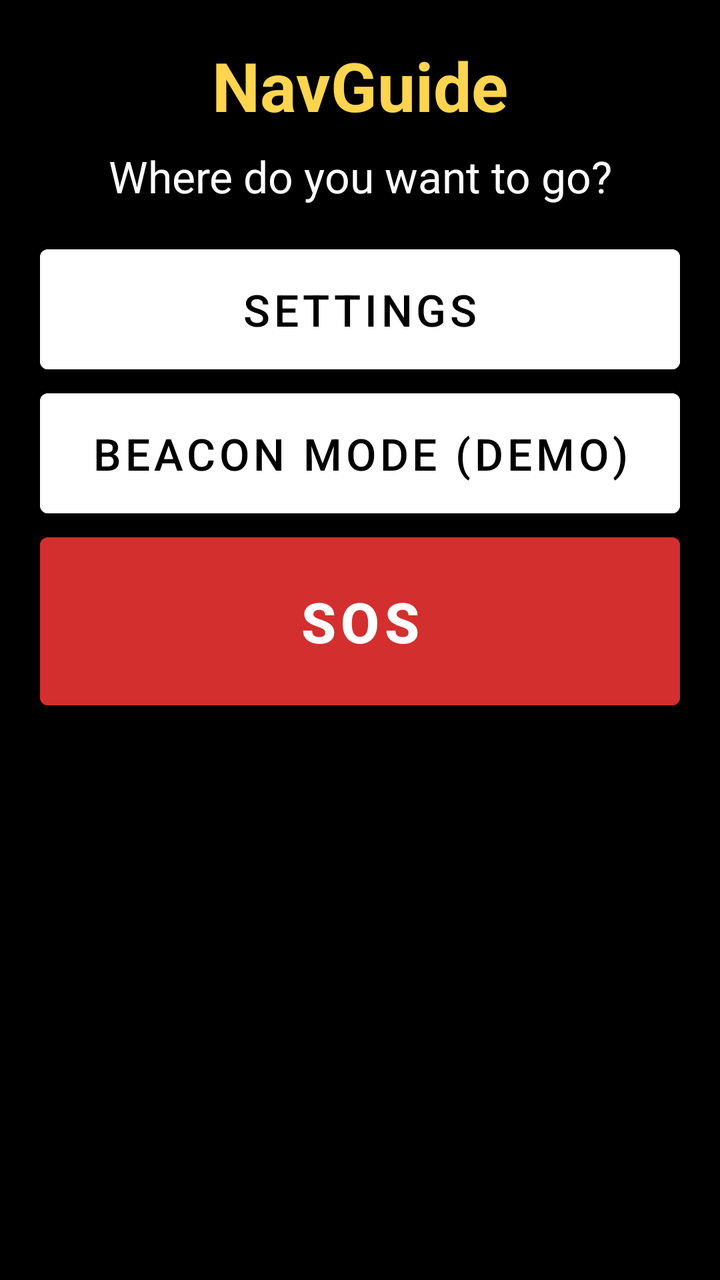
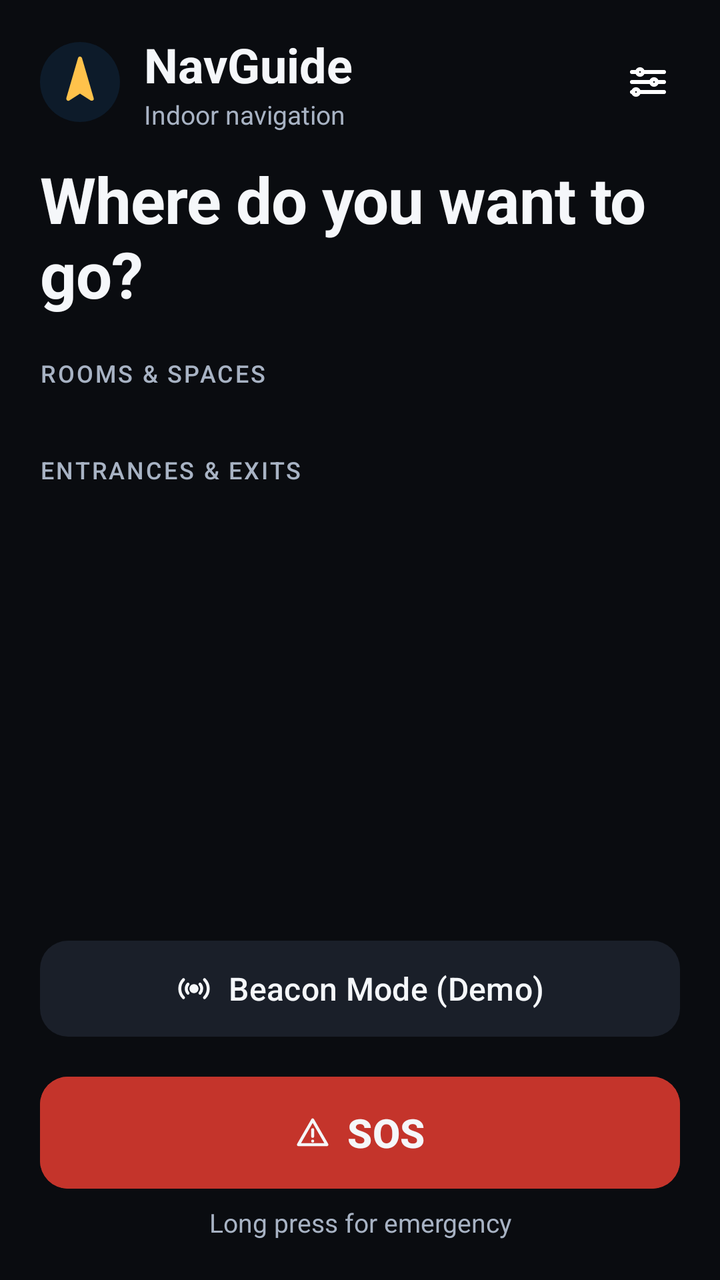

Before-and-after screenshots of an Android layout around one commit, followed by the original layout XML and the change that was made.
<!-- AndroidManifest.xml: application theme Theme.NavGuide -->
<!-- res/layout/activity_main.xml -->
<?xml version="1.0" encoding="utf-8"?>
<ScrollView xmlns:android="http://schemas.android.com/apk/res/android"
    android:layout_width="match_parent"
    android:layout_height="match_parent"
    android:background="@color/black"
    android:fillViewport="true">

    <LinearLayout
        android:layout_width="match_parent"
        android:layout_height="wrap_content"
        android:orientation="vertical"
        android:padding="20dp">

        <TextView
            android:layout_width="match_parent"
            android:layout_height="wrap_content"
            android:text="@string/app_name"
            android:textColor="@color/yellow"
            android:textSize="34sp"
            android:textStyle="bold"
            android:gravity="center"
            android:layout_marginBottom="8dp" />

        <TextView
            android:layout_width="match_parent"
            android:layout_height="wrap_content"
            android:text="@string/main_where_to"
            android:textColor="@color/white"
            android:textSize="22sp"
            android:gravity="center"
            android:layout_marginBottom="16dp" />

        <LinearLayout
            android:id="@+id/llDestinations"
            android:layout_width="match_parent"
            android:layout_height="wrap_content"
            android:orientation="vertical" />

        <Button
            android:id="@+id/btnSettings"
            android:layout_width="match_parent"
            android:layout_height="72dp"
            android:text="@string/btn_settings"
            android:textSize="22sp"
            android:backgroundTint="@color/white"
            android:textColor="@color/black"
            android:contentDescription="@string/btn_settings" />

        <Button
            android:id="@+id/btnBeaconMode"
            android:layout_width="match_parent"
            android:layout_height="72dp"
            android:text="@string/btn_beacon_mode"
            android:textSize="22sp"
            android:backgroundTint="@color/white"
            android:textColor="@color/black"
            android:contentDescription="@string/btn_beacon_mode" />

        <Button
            android:id="@+id/btnSos"
            android:layout_width="match_parent"
            android:layout_height="96dp"
            android:text="@string/btn_sos"
            android:textSize="28sp"
            android:textStyle="bold"
            android:backgroundTint="@color/danger_red"
            android:textColor="@color/white"
            android:contentDescription="@string/sos_desc" />

    </LinearLayout>
</ScrollView>
<!-- resources referenced by this layout -->
<resources>
  <color name="black">#FF000000</color>
  <color name="danger_red">#FFD32F2F</color>
  <color name="white">#FFFFFFFF</color>
  <color name="yellow">#FFFFD54F</color>
  <style name="Theme.NavGuide" parent="Theme.MaterialComponents.DayNight.NoActionBar">
          <item name="colorPrimary">@color/yellow</item>
          <item name="colorPrimaryVariant">@color/yellow</item>
          <item name="colorOnPrimary">@color/black</item>
          <item name="colorSecondary">@color/yellow</item>
          <item name="colorSecondaryVariant">@color/yellow</item>
          <item name="colorOnSecondary">@color/black</item>
          <item name="android:windowBackground">@color/black</item>
          <item name="android:statusBarColor">@color/black</item>
          <item name="android:navigationBarColor">@color/black</item>
          <item name="android:textColorPrimary">@color/white</item>
          <item name="android:textColorSecondary">@color/text_secondary</item>
          <item name="colorOnSurface">@color/white</item>
          <item name="colorSurface">@color/dark_gray</item>
      </style>
  <color name="text_secondary">#FFBDBDBD</color>
  <color name="dark_gray">#FF1C1C1C</color>
  <!-- unchanged entries left out for length: 6 -->
</resources>

<!-- the commit's change to res/layout/activity_main.xml (unified diff, before → after) -->
@@ -1,71 +1,156 @@
 <?xml version="1.0" encoding="utf-8"?>
-<ScrollView xmlns:android="http://schemas.android.com/apk/res/android"
+<LinearLayout xmlns:android="http://schemas.android.com/apk/res/android"
+    xmlns:app="http://schemas.android.com/apk/res-auto"
     android:layout_width="match_parent"
-    android:layout_height="match_parent"
-    android:background="@color/black"
-    android:fillViewport="true">
+    android:layout_height="wrap_content"
+    android:orientation="vertical"
+    android:background="@color/bg">
 
+    
+    <LinearLayout
+        android:layout_width="match_parent"
+        android:layout_height="wrap_content"
+        android:orientation="horizontal"
+        android:gravity="center_vertical"
+        android:paddingStart="@dimen/screen_pad"
+        android:paddingEnd="@dimen/space_12"
+        android:paddingTop="@dimen/space_16"
+        android:paddingBottom="@dimen/space_12">
+
+        <ImageView
+            android:id="@+id/imgLogo"
+            android:layout_width="40dp"
+            android:layout_height="40dp"
+            android:src="@drawable/ic_logo"
+            android:importantForAccessibility="no" />
+
+        <LinearLayout
+            android:layout_width="0dp"
+            android:layout_height="wrap_content"
+            android:layout_weight="1"
+            android:orientation="vertical"
+            android:layout_marginStart="@dimen/space_12">
+
+            <TextView
+                android:id="@+id/tvAppName"
+                android:layout_width="wrap_content"
+                android:layout_height="wrap_content"
+                android:text="@string/app_name"
+                android:textAppearance="@style/TextAppearance.NavGuide.Title" />
+
+            <TextView
+                android:id="@+id/tvMapName"
+                android:layout_width="wrap_content"
+                android:layout_height="wrap_content"
+                android:text="@string/main_subtitle"
+                android:textAppearance="@style/TextAppearance.NavGuide.Caption" />
+        </LinearLayout>
+
+        <ImageButton
+            android:id="@+id/btnSettings"
+            android:layout_width="48dp"
+            android:layout_height="48dp"
+            android:src="@drawable/ic_settings"
+            android:background="?attr/selectableItemBackgroundBorderless"
+            android:contentDescription="@string/btn_settings" />
+    </LinearLayout>
+
+    
+    <ScrollView
+        android:layout_width="match_parent"
+        android:layout_height="0dp"
+        android:layout_weight="1"
+        android:fillViewport="true">
+
+        <LinearLayout
+            android:layout_width="match_parent"
+            android:layout_height="wrap_content"
+            android:orientation="vertical"
+            android:paddingStart="@dimen/screen_pad"
+            android:paddingEnd="@dimen/screen_pad"
+            android:paddingBottom="@dimen/space_16">
+
+            <TextView
+                android:layout_width="match_parent"
+                android:layout_height="wrap_content"
+                android:text="@string/main_where_to"
+                android:textAppearance="@style/TextAppearance.NavGuide.Display"
+                android:layout_marginBottom="@dimen/space_20" />
+
+            <TextView
+                android:layout_width="match_parent"
+                android:layout_height="wrap_content"
+                android:text="@string/section_rooms"
+                android:textAppearance="@style/TextAppearance.NavGuide.Label"
+                android:layout_marginBottom="@dimen/space_8" />
+
+            <LinearLayout
+                android:id="@+id/llRooms"
+                android:layout_width="match_parent"
+                android:layout_height="wrap_content"
+                android:orientation="vertical" />
+
+            <TextView
+                android:layout_width="match_parent"
+                android:layout_height="wrap_content"
+                android:text="@string/section_access"
+                android:textAppearance="@style/TextAppearance.NavGuide.Label"
+                android:layout_marginTop="@dimen/space_24"
+                android:layout_marginBottom="@dimen/space_8" />
+
+            <LinearLayout
+                android:id="@+id/llAccess"
+                android:layout_width="match_parent"
+                android:layout_height="wrap_content"
+                android:orientation="vertical" />
+        </LinearLayout>
+    </ScrollView>
+
+    
     <LinearLayout
         android:layout_width="match_parent"
         android:layout_height="wrap_content"
         android:orientation="vertical"
-        android:padding="20dp">
-
-        <TextView
-            android:layout_width="match_parent"
-            android:layout_height="wrap_content"
-            android:text="@string/app_name"
-            android:textColor="@color/yellow"
-            android:textSize="34sp"
-            android:textStyle="bold"
-            android:gravity="center"
-            android:layout_marginBottom="8dp" />
-
-        <TextView
-            android:layout_width="match_parent"
-            android:layout_height="wrap_content"
-            android:text="@string/main_where_to"
-            android:textColor="@color/white"
-            android:textSize="22sp"
-            android:gravity="center"
-            android:layout_marginBottom="16dp" />
-
-        <LinearLayout
-            android:id="@+id/llDestinations"
-            android:layout_width="match_parent"
-            android:layout_height="wrap_content"
-            android:orientation="vertical" />
-
-        <Button
-            android:id="@+id/btnSettings"
-            android:layout_width="match_parent"
-            android:layout_height="72dp"
-            android:text="@string/btn_settings"
-            android:textSize="22sp"
-            android:backgroundTint="@color/white"
-            android:textColor="@color/black"
-            android:contentDescription="@string/btn_settings" />
+        android:paddingStart="@dimen/screen_pad"
+        android:paddingEnd="@dimen/screen_pad"
+        android:paddingTop="@dimen/space_12"
+        android:paddingBottom="@dimen/space_20">
 
         <Button
             android:id="@+id/btnBeaconMode"
+            style="@style/Widget.Material3.Button.TonalButton"
             android:layout_width="match_parent"
-            android:layout_height="72dp"
+            android:layout_height="@dimen/button_height"
             android:text="@string/btn_beacon_mode"
-            android:textSize="22sp"
-            android:backgroundTint="@color/white"
-            android:textColor="@color/black"
+            android:textSize="16sp"
+            app:cornerRadius="@dimen/radius_medium"
+            app:icon="@drawable/ic_beacon"
+            app:iconGravity="textStart"
             android:contentDescription="@string/btn_beacon_mode" />
 
         <Button
             android:id="@+id/btnSos"
             android:layout_width="match_parent"
-            android:layout_height="96dp"
+            android:layout_height="@dimen/button_height_hero"
+            android:layout_marginTop="@dimen/space_12"
             android:text="@string/btn_sos"
-            android:textSize="28sp"
+            android:textSize="20sp"
             android:textStyle="bold"
-            android:backgroundTint="@color/danger_red"
+            android:backgroundTint="@color/danger_fill"
             android:textColor="@color/white"
+            app:cornerRadius="@dimen/radius_medium"
+            app:icon="@drawable/ic_sos"
+            app:iconGravity="textStart"
+            app:iconTint="@color/white"
             android:contentDescription="@string/sos_desc" />
 
+        <TextView
+            android:layout_width="match_parent"
+            android:layout_height="wrap_content"
+            android:text="@string/sos_hint"
+            android:textAppearance="@style/TextAppearance.NavGuide.Caption"
+            android:gravity="center"
+            android:layout_marginTop="@dimen/space_4" />
     </LinearLayout>
-</ScrollView>
+
+</LinearLayout>
<!-- resource entries referenced after the edit -->
@@ -1,26 +1,170 @@
 <!-- resources referenced by this layout -->
 <resources>
-  <color name="black">#FF000000</color>
-  <color name="danger_red">#FFD32F2F</color>
-  <color name="white">#FFFFFFFF</color>
-  <color name="yellow">#FFFFD54F</color>
-  <style name="Theme.NavGuide" parent="Theme.MaterialComponents.DayNight.NoActionBar">
-          <item name="colorPrimary">@color/yellow</item>
-          <item name="colorPrimaryVariant">@color/yellow</item>
-          <item name="colorOnPrimary">@color/black</item>
-          <item name="colorSecondary">@color/yellow</item>
-          <item name="colorSecondaryVariant">@color/yellow</item>
-          <item name="colorOnSecondary">@color/black</item>
-          <item name="android:windowBackground">@color/black</item>
-          <item name="android:statusBarColor">@color/black</item>
-          <item name="android:navigationBarColor">@color/black</item>
-          <item name="android:textColorPrimary">@color/white</item>
-          <item name="android:textColorSecondary">@color/text_secondary</item>
-          <item name="colorOnSurface">@color/white</item>
-          <item name="colorSurface">@color/dark_gray</item>
+  <color name="bg">#0A0C10</color>
+  <color name="danger_fill">#C4342B</color>
+  <color name="white">#FFF5F7FA</color>
+  <dimen name="button_height">56dp</dimen>
+  <dimen name="button_height_hero">64dp</dimen>
+  <dimen name="radius_medium">14dp</dimen>
+  <dimen name="screen_pad">20dp</dimen>
+  <dimen name="space_12">12dp</dimen>
+  <dimen name="space_16">16dp</dimen>
+  <dimen name="space_20">20dp</dimen>
+  <dimen name="space_24">24dp</dimen>
+  <dimen name="space_4">4dp</dimen>
+  <dimen name="space_8">8dp</dimen>
+  <!-- drawable ic_beacon (drawable) -->
+  <?xml version="1.0" encoding="utf-8"?>
+  <vector xmlns:android="http://schemas.android.com/apk/res/android"
+      android:width="24dp" android:height="24dp"
+      android:viewportWidth="24" android:viewportHeight="24">
+      <path
+          android:pathData="M11.99 10 a2 2 0 1 1 -0.01 0"
+          android:strokeColor="#FFFFFF" android:strokeWidth="2"
+          android:fillColor="#FFFFFF" />
+      <path
+          android:pathData="M8 9 a4.5 4.5 0 0 0 0 6 M16 9 a4.5 4.5 0 0 1 0 6"
+          android:strokeColor="#FFFFFF" android:strokeWidth="2"
+          android:strokeLineCap="round"
+          android:fillColor="@android:color/transparent" />
+      <path
+          android:pathData="M5 6 a8.5 8.5 0 0 0 0 12 M19 6 a8.5 8.5 0 0 1 0 12"
+          android:strokeColor="#FFFFFF" android:strokeWidth="2"
+          android:strokeLineCap="round"
+          android:fillColor="@android:color/transparent" />
+  </vector>
+  <!-- drawable ic_logo (drawable) -->
+  <?xml version="1.0" encoding="utf-8"?>
+  <vector xmlns:android="http://schemas.android.com/apk/res/android"
+      android:width="40dp" android:height="40dp"
+      android:viewportWidth="48" android:viewportHeight="48">
+      <path
+          android:pathData="M24 0 A24 24 0 1 1 23.99 0 Z"
+          android:fillColor="#0D1B2A" />
+      <path
+          android:pathData="M24 10 L31 34 L24 29.5 L17 34 Z"
+          android:strokeColor="#FFC24B" android:strokeWidth="2.5"
+          android:strokeLineJoin="round"
+          android:fillColor="#FFC24B" />
+  </vector>
+  <!-- drawable ic_settings (drawable) -->
+  <?xml version="1.0" encoding="utf-8"?>
+  <vector xmlns:android="http://schemas.android.com/apk/res/android"
+      android:width="24dp" android:height="24dp"
+      android:viewportWidth="24" android:viewportHeight="24">
+      <path
+          android:pathData="M4 7 h16 M4 12 h16 M4 17 h16"
+          android:strokeColor="#FFFFFF" android:strokeWidth="2"
+          android:strokeLineCap="round"
+          android:fillColor="@android:color/transparent" />
+      <path
+          android:pathData="M9.4 7 a1.4 1.4 0 1 1 -2.8 0 a1.4 1.4 0 1 1 2.8 0 M16.4 12 a1.4 1.4 0 1 1 -2.8 0 a1.4 1.4 0 1 1 2.8 0 M7.4 17 a1.4 1.4 0 1 1 -2.8 0 a1.4 1.4 0 1 1 2.8 0"
+          android:strokeColor="#FFFFFF" android:strokeWidth="2"
+          android:fillColor="@color/bg" />
+  </vector>
+  <!-- drawable ic_sos (drawable) -->
+  <?xml version="1.0" encoding="utf-8"?>
+  <vector xmlns:android="http://schemas.android.com/apk/res/android"
+      android:width="24dp" android:height="24dp"
+      android:viewportWidth="24" android:viewportHeight="24">
+      <path
+          android:pathData="M12 3.5 L21.5 20 H2.5 Z"
+          android:strokeColor="#FFFFFF" android:strokeWidth="2"
+          android:strokeLineCap="round" android:strokeLineJoin="round"
+          android:fillColor="@android:color/transparent" />
+      <path
+          android:pathData="M12 10 v4.5 M12 17.6 l0.01 0"
+          android:strokeColor="#FFFFFF" android:strokeWidth="2"
+          android:strokeLineCap="round"
+          android:fillColor="@android:color/transparent" />
+  </vector>
+  <string name="main_subtitle">Indoor navigation</string>
+  <string name="section_access">Entrances &amp; exits</string>
+  <string name="section_rooms">Rooms &amp; spaces</string>
+  <string name="sos_hint">Long press for emergency</string>
+  <style name="TextAppearance.NavGuide.Caption" parent="android:TextAppearance">
+          <item name="android:fontFamily">sans-serif</item>
+          <item name="android:textSize">13sp</item>
+          <item name="android:textColor">@color/text_secondary</item>
       </style>
-  <color name="text_secondary">#FFBDBDBD</color>
-  <color name="dark_gray">#FF1C1C1C</color>
+  <style name="TextAppearance.NavGuide.Display" parent="android:TextAppearance">
+          <item name="android:fontFamily">sans-serif</item>
+          <item name="android:textSize">32sp</item>
+          <item name="android:textStyle">bold</item>
+          <item name="android:letterSpacing">-0.01</item>
+          <item name="android:textColor">@color/text_primary</item>
+      </style>
+  <style name="TextAppearance.NavGuide.Label" parent="android:TextAppearance">
+          <item name="android:fontFamily">sans-serif-medium</item>
+          <item name="android:textSize">12sp</item>
+          <item name="android:letterSpacing">0.08</item>
+          <item name="android:textAllCaps">true</item>
+          <item name="android:textColor">@color/text_secondary</item>
+      </style>
+  <style name="TextAppearance.NavGuide.Title" parent="android:TextAppearance">
+          <item name="android:fontFamily">sans-serif</item>
+          <item name="android:textSize">24sp</item>
+          <item name="android:textStyle">bold</item>
+          <item name="android:textColor">@color/text_primary</item>
+      </style>
+  <style name="Theme.NavGuide" parent="Theme.Material3.DayNight.NoActionBar">
+          
+          <item name="colorPrimary">@color/amber</item>
+          <item name="colorOnPrimary">@color/text_on_accent</item>
+          <item name="colorPrimaryContainer">@color/amber_container</item>
+          <item name="colorOnPrimaryContainer">@color/amber_on_container</item>
+  
+          
+          <item name="colorSecondary">@color/text_secondary</item>
+          <item name="colorOnSecondary">@color/bg</item>
+          <item name="colorSecondaryContainer">@color/surface_variant</item>
+          <item name="colorOnSecondaryContainer">@color/text_primary</item>
+  
+          
+          <item name="android:windowBackground">@color/bg</item>
+          <item name="colorSurface">@color/surface</item>
+          <item name="colorOnSurface">@color/text_primary</item>
+          <item name="colorSurfaceVariant">@color/surface_variant</item>
+          <item name="colorOnSurfaceVariant">@color/text_secondary</item>
+          <item name="colorOutline">@color/outline</item>
+          <item name="colorOutlineVariant">@color/outline</item>
+  
+          
+          <item name="colorError">@color/danger_fill</item>
+          <item name="colorOnError">@color/white</item>
+  
+          
+          <item name="android:statusBarColor">@color/bg</item>
+          <item name="android:navigationBarColor">@color/bg</item>
+  
+          
+          <item name="shapeAppearanceSmallComponent">@style/ShapeAppearance.NavGuide.Small</item>
+          <item name="shapeAppearanceMediumComponent">@style/ShapeAppearance.NavGuide.Medium</item>
+          <item name="shapeAppearanceLargeComponent">@style/ShapeAppearance.NavGuide.Large</item>
+      </style>
+  <color name="text_secondary">#A8B3C4</color>
+  <color name="text_primary">#F5F7FA</color>
+  <color name="amber">#FFC24B</color>
+  <color name="text_on_accent">#171105</color>
+  <color name="amber_container">#3A2E12</color>
+  <color name="amber_on_container">#FFE3A6</color>
+  <color name="surface_variant">#1A1F29</color>
+  <color name="surface">#12151C</color>
+  <color name="outline">#2A3141</color>
+  <style name="ShapeAppearance.NavGuide.Small" parent="">
+          <item name="cornerFamily">rounded</item>
+          <item name="cornerSize">@dimen/radius_small</item>
+      </style>
+  <style name="ShapeAppearance.NavGuide.Medium" parent="">
+          <item name="cornerFamily">rounded</item>
+          <item name="cornerSize">@dimen/radius_medium</item>
+      </style>
+  <style name="ShapeAppearance.NavGuide.Large" parent="">
+          <item name="cornerFamily">rounded</item>
+          <item name="cornerSize">@dimen/radius_large</item>
+      </style>
+  <dimen name="radius_small">10dp</dimen>
+  <dimen name="radius_large">18dp</dimen>
   <!-- unchanged entries left out for length: 6 -->
 </resources>
 
